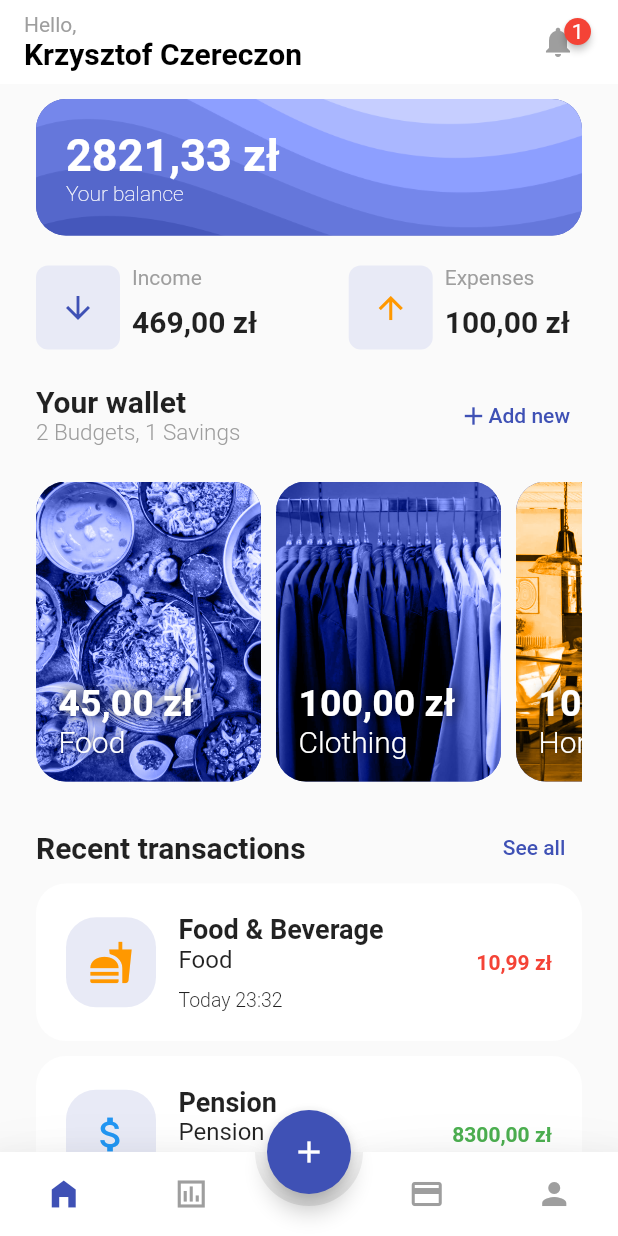
After one commit to kczereczon/budgetapp_flutter, a Flutter app: the screen it shows after launch, on a phone screen of 412 x 824 dp. The commit adds this screen. Run offline on Flutter 3.47's test engine with Material 2 defaults, Android fonts, the phone set to English and light mode, and no system bars; drawn by our look-alikes of animated_bottom_navigation_bar, badges; our stand-ins replace bloc, flutter_bloc.

Commit message:
moved home to bloc

```diff
--- a/lib/common/common.dart
+++ b/lib/common/common.dart
@@ -1,2 +1,3 @@
 export 'custom-app-bar.dart';
 export 'custom-navigation-bar.dart';
+export 'theme/theme.dart';
--- /dev/null
+++ b/lib/common/theme/theme.dart
@@ -0,0 +1 @@
+export 'theme_cubit.dart';
--- /dev/null
+++ b/lib/common/theme/theme_cubit.dart
@@ -0,0 +1,49 @@
+import 'package:bloc/bloc.dart';
+import 'package:flutter/material.dart';
+import 'package:meta/meta.dart';
+
+
+class ThemeCubit extends Cubit<ThemeData> {
+  ThemeCubit() : super(_lightTheme);
+
+  static final _lightTheme = ThemeData(
+    // This is the theme of your application.
+    //
+    // Try running your application with "flutter run". You'll see the
+    // application has a blue toolbar. Then, without quitting the app, try
+    // changing the primarySwatch below to Colors.green and then invoke
+    // "hot reload" (press "r" in the console where you ran "flutter run",
+    // or simply save your changes to "hot reload" in a Flutter IDE).
+    // Notice that the counter didn't reset back to zero; the application
+    // is not restarted.
+      backgroundColor: Colors.indigo[50],
+      primarySwatch: Colors.indigo,
+      appBarTheme: const AppBarTheme(
+          centerTitle: false,
+          color: Colors.white,
+          elevation: 0,
+          titleTextStyle: TextStyle(color: Colors.black)));
+
+  static final _darkTheme = ThemeData(
+    // This is the theme of your application.
+    //
+    // Try running your application with "flutter run". You'll see the
+    // application has a blue toolbar. Then, without quitting the app, try
+    // changing the primarySwatch below to Colors.green and then invoke
+    // "hot reload" (press "r" in the console where you ran "flutter run",
+    // or simply save your changes to "hot reload" in a Flutter IDE).
+    // Notice that the counter didn't reset back to zero; the application
+    // is not restarted.
+      backgroundColor: Colors.black38,
+      primarySwatch: Colors.indigo,
+      appBarTheme: const AppBarTheme(
+          centerTitle: false,
+          color: Colors.black54,
+          elevation: 0,
+          titleTextStyle: TextStyle(color: Colors.white)));
+
+  /// Toggles the current brightness between light and dark.
+  void toggleTheme() {
+    emit(state.brightness == Brightness.dark ? _lightTheme : _darkTheme);
+  }
+}
--- a/lib/main.dart
+++ b/lib/main.dart
@@ -1,138 +1,38 @@
-import 'package:animated_bottom_navigation_bar/animated_bottom_navigation_bar.dart';
-import 'package:badges/badges.dart';
 import 'package:flutter/material.dart';
-import 'package:letbudget/home/home.dart';
-import 'package:letbudget/utils/utils.dart';
-
+import 'package:letbudget/screens/home/home.dart';
+import 'package:flutter_bloc/flutter_bloc.dart';
 import 'common/common.dart';
 
 void main() {
-  runApp(const MyApp());
+  runApp(const App());
 }
 
-class MyApp extends StatelessWidget {
-  const MyApp({super.key});
+class App extends StatelessWidget {
+  const App({super.key});
 
   // This widget is the root of your application.
   @override
   Widget build(BuildContext context) {
-    return MaterialApp(
-      title: 'Flutter Demo',
-      theme: ThemeData(
-          // This is the theme of your application.
-          //
-          // Try running your application with "flutter run". You'll see the
-          // application has a blue toolbar. Then, without quitting the app, try
-          // changing the primarySwatch below to Colors.green and then invoke
-          // "hot reload" (press "r" in the console where you ran "flutter run",
-          // or simply save your changes to "hot reload" in a Flutter IDE).
-          // Notice that the counter didn't reset back to zero; the application
-          // is not restarted.
-          backgroundColor: Colors.indigo[50],
-          primarySwatch: Colors.indigo,
-          appBarTheme: const AppBarTheme(
-              centerTitle: false,
-              color: Colors.white,
-              elevation: 0,
-              titleTextStyle: TextStyle(color: Colors.black))),
-      home: const MyHomePage(title: 'Flutter Demo Home Page'),
+    return BlocProvider(
+      create: (_) => ThemeCubit(),
+      child: const AppView(),
     );
   }
 }
 
-class MyHomePage extends StatefulWidget {
-  const MyHomePage({super.key, required this.title});
-
-  final String title;
-
-  @override
-  State<MyHomePage> createState() => _MyHomePageState();
-}
-
-class _MyHomePageState extends State<MyHomePage> {
-  int _counter = 0;
-  int _currentScreenIndex = 0;
-  Converter converter = Converter.pln();
-
-  void _incrementCounter() {
-    setState(() {
-      _counter++;
-    });
-  }
+class AppView extends StatelessWidget {
+  /// {@macro app_view}
+  const AppView({Key? key}) : super(key: key);
 
   @override
   Widget build(BuildContext context) {
-    return Scaffold(
-      floatingActionButtonLocation: FloatingActionButtonLocation.centerDocked,
-      bottomNavigationBar: CustomNavigationBar(onTap: (index) => setState(() => _currentScreenIndex = index)),
-      appBar: AppBar(
-          title: const CustomAppBar(user: "Krzysztof Czereczon", notifications: 1)),
-      body: Padding(
-        padding: const EdgeInsets.symmetric(horizontal: 24.0),
-        child: ListView(
-          children: <Widget>[
-            const SizedBox(
-              height: 10,
-            ),
-            SummaryBanner(
-              converter.formatValue(282133),
-            ),
-            const SizedBox(
-              height: 20,
-            ),
-            IncomeExpensesSection(income: converter.formatValue(46900), expenses: converter.formatValue(10000)),
-            const SizedBox(
-              height: 20,
-            ),
-            WalletsSection(
-              wallets: [
-                Wallet(
-                    money: converter.formatValue(4500),
-                    image: AssetImage("images/food.jpg"),
-                    category: "Food",
-                    type: "budget"),
-                Wallet(
-                    money: converter.formatValue(10000),
-                    image: AssetImage("images/clothing.jpg"),
-                    category: "Clothing",
-                    type: "budget"),
-                Wallet(
-                    money: converter.formatValue(100000),
-                    image: AssetImage("images/home.webp"),
-                    category: "Home",
-                    type: "savings")
-              ],
-            ),
-            const SizedBox(
-              height: 20,
-            ),
-            RecentTransactionsSection(records: [
-              Record(
-                icon: Icons.fastfood,
-                label: "Food & Beverage",
-                date: "Today 23:32",
-                isExpense: true,
-                value: converter.formatValue(1099),
-                color: Colors.orange,
-                category: "Food",
-              ),
-              Record(
-                  icon: Icons.attach_money,
-                  label: "Pension",
-                  date: "Today 10:10",
-                  isExpense: false,
-                  value: converter.formatValue(830000),
-                  color: Colors.blue,
-                  category: "Pension")
-            ])
-          ],
-        ),
-      ),
-      floatingActionButton: FloatingActionButton(
-        onPressed: _incrementCounter,
-        tooltip: 'Increment',
-        child: const Icon(Icons.add),
-      ), // This trailing comma makes auto-formatting nicer for build methods.
+    return BlocBuilder<ThemeCubit, ThemeData>(
+      builder: (_, theme) {
+        return MaterialApp(
+          theme: theme,
+          home: const HomePage(),
+        );
+      },
     );
   }
 }
--- /dev/null
+++ b/lib/screens/home/home.dart
@@ -0,0 +1,3 @@
+export 'home_bloc.dart';
+export 'home_page.dart';
+export 'home_view.dart';
--- /dev/null
+++ b/lib/screens/home/home_bloc.dart
@@ -0,0 +1,15 @@
+import 'dart:async';
+
+import 'package:bloc/bloc.dart';
+import 'package:meta/meta.dart';
+
+part 'home_event.dart';
+part 'home_state.dart';
+
+class HomeBloc extends Bloc<HomeEvent, HomeState> {
+  HomeBloc() : super(HomeInitial()) {
+    on<HomeEvent>((event, emit) {
+      // TODO: implement event handler
+    });
+  }
+}
--- /dev/null
+++ b/lib/screens/home/home_event.dart
@@ -0,0 +1,4 @@
+part of 'home_bloc.dart';
+
+@immutable
+abstract class HomeEvent {}
--- /dev/null
+++ b/lib/screens/home/home_page.dart
@@ -0,0 +1,12 @@
+import 'package:flutter/material.dart';
+import 'package:flutter_bloc/flutter_bloc.dart';
+import 'package:letbudget/screens/home/home.dart';
+
+class HomePage extends StatelessWidget {
+  const HomePage({Key? key}) : super(key: key);
+
+  @override
+  Widget build(BuildContext context) {
+    return BlocProvider(create: (_) => HomeBloc(), child:  HomeView(),);
+  }
+}
--- /dev/null
+++ b/lib/screens/home/home_state.dart
@@ -0,0 +1,6 @@
+part of 'home_bloc.dart';
+
+@immutable
+abstract class HomeState {}
+
+class HomeInitial extends HomeState {}
--- /dev/null
+++ b/lib/screens/home/home_view.dart
@@ -0,0 +1,87 @@
+import 'package:flutter/material.dart';
+import 'package:letbudget/common/common.dart';
+import 'package:letbudget/home/budget-banner.dart';
+import 'package:letbudget/home/home.dart';
+import 'package:letbudget/utils/converter.dart';
+
+class HomeView extends StatelessWidget {
+  HomeView({Key? key}) : super(key: key);
+
+  final Converter converter = Converter.pln();
+
+  @override
+  Widget build(BuildContext context) {
+    return Scaffold(
+      floatingActionButtonLocation: FloatingActionButtonLocation.centerDocked,
+      bottomNavigationBar: CustomNavigationBar(onTap: (index) => ''),
+      appBar: AppBar(
+          title: const CustomAppBar(user: "Krzysztof Czereczon", notifications: 1)),
+      body: Padding(
+        padding: const EdgeInsets.symmetric(horizontal: 24.0),
+        child: ListView(
+          children: <Widget>[
+            const SizedBox(
+              height: 10,
+            ),
+            SummaryBanner(
+              converter.formatValue(282133),
+            ),
+            const SizedBox(
+              height: 20,
+            ),
+            IncomeExpensesSection(income: converter.formatValue(46900), expenses: converter.formatValue(10000)),
+            const SizedBox(
+              height: 20,
+            ),
+            WalletsSection(
+              wallets: [
+                Wallet(
+                    money: converter.formatValue(4500),
+                    image: AssetImage("images/food.jpg"),
+                    category: "Food",
+                    type: "budget"),
+                Wallet(
+                    money: converter.formatValue(10000),
+                    image: AssetImage("images/clothing.jpg"),
+                    category: "Clothing",
+                    type: "budget"),
+                Wallet(
+                    money: converter.formatValue(100000),
+                    image: AssetImage("images/home.webp"),
+                    category: "Home",
+                    type: "savings")
+              ],
+            ),
+            const SizedBox(
+              height: 20,
+            ),
+            RecentTransactionsSection(records: [
+              Record(
+                icon: Icons.fastfood,
+                label: "Food & Beverage",
+                date: "Today 23:32",
+                isExpense: true,
+                value: converter.formatValue(1099),
+                color: Colors.orange,
+                category: "Food",
+              ),
+              Record(
+                  icon: Icons.attach_money,
+                  label: "Pension",
+                  date: "Today 10:10",
+                  isExpense: false,
+                  value: converter.formatValue(830000),
+                  color: Colors.blue,
+                  category: "Pension")
+            ])
+          ],
+        ),
+      ),
+      floatingActionButton: FloatingActionButton(
+        onPressed: () => '',
+        tooltip: 'Increment',
+        child: const Icon(Icons.add),
+      ), // This trailing comma makes auto-formatting nicer for build methods.
+    );
+  }
+}
--- a/pubspec.yaml
+++ b/pubspec.yaml
@@ -38,6 +38,7 @@ dependencies:
   cupertino_icons: ^1.0.2
   animated_bottom_navigation_bar: ^1.1.0+1
   badges: ^2.0.3
+  flutter_bloc: ^8.1.1
 
 dev_dependencies:
   flutter_test:
```
Also changed, not shown: pubspec.lock, 1 other file.
